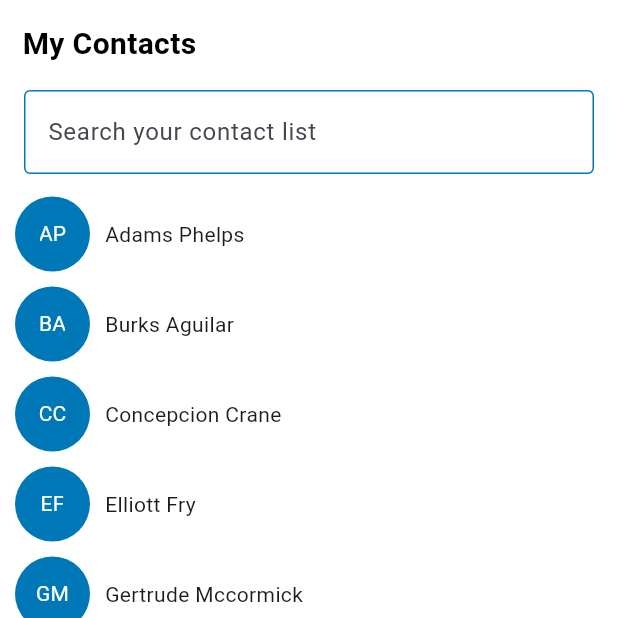
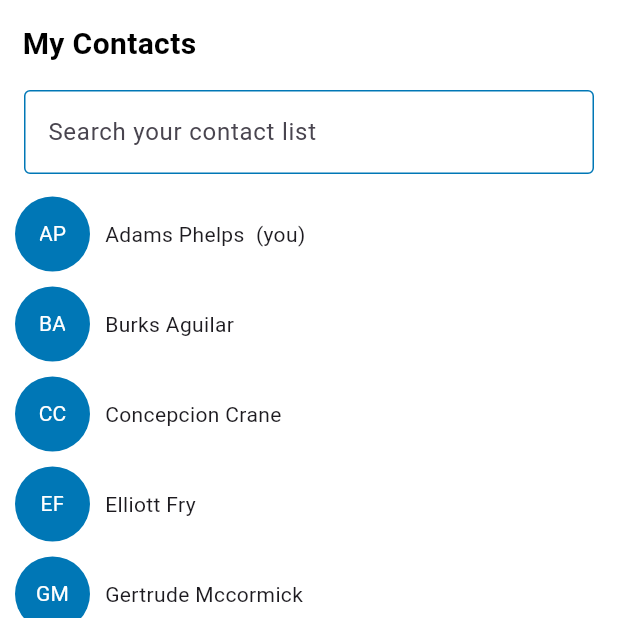
Before and after one commit to sookmunchan/contacts, a Flutter app: the ContactListTab screen opened directly, on a phone screen of 412 x 824 dp, the top half of it. Run offline on Flutter 3.47's test engine with Material 3 defaults, Android fonts, the phone set to English and light mode, and no system bars; our stand-ins replace get, get_storage; accounts and stored records are empty.

Commit message:
- added (you) under contact list - end commit

```diff
--- a/contacts/lib/screens/home/tabs/contact_list/contact_list_tab.dart
+++ b/contacts/lib/screens/home/tabs/contact_list/contact_list_tab.dart
@@ -112,7 +112,9 @@ class ContactListTab extends StatelessWidget {
                                     backgroundColor: AppColors.primaryBlue,
                                     radius: 25.0,
                                     child: ClipOval(
-                                      child: Text('$firstC' '$lastC',
+                                      child: Text(
+                                          '$firstC'
+                                          '$lastC',
                                           style: TextStyle(
                                               color: AppColors.primaryWhite,
                                               fontSize: 14,
@@ -123,7 +125,8 @@ class ContactListTab extends StatelessWidget {
                                     width: 10.0,
                                   ),
                                   Text(
-                                      '${controller.filterContactLists[index].firstname} ${controller.filterContactLists[index].lastname}')
+                                      '${controller.filterContactLists[index].firstname} ${controller.filterContactLists[index].lastname}'
+                                      '  ${controller.selectedUserId.value == index ? '(you)' : ''}')
                                 ],
                               ),
                             ),
--- a/contacts/lib/screens/home/tabs/contact_list/contact_list_tab_controller.dart
+++ b/contacts/lib/screens/home/tabs/contact_list/contact_list_tab_controller.dart
@@ -12,6 +12,7 @@ class ContactListTabController extends GetxController {
   RxList<ContactListData> contactLists = <ContactListData>[].obs;
   RxList<ContactListData> filterContactLists = <ContactListData>[].obs;
   RxBool isSearch = false.obs;
+  RxInt selectedUserId = 0.obs;
 
   @override
   Future<void> onInit() async {
@@ -24,6 +25,8 @@ class ContactListTabController extends GetxController {
         List<ContactListData>.from(contactLists.toList());
 
     print("listtab::${contactLists.length}");
+
+    selectedUserId.value = await StorageService().getUserIndex();
   }
 
   onSearchTextChanged(String searchQuery) async {
```
